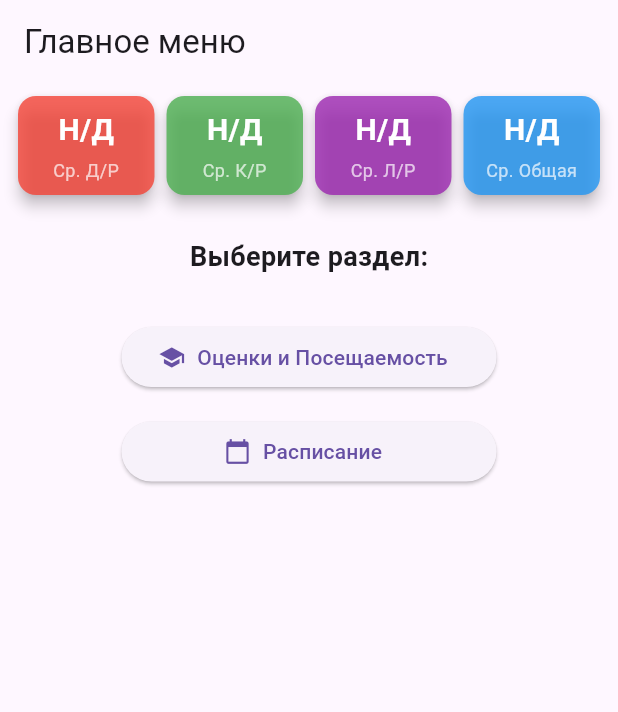
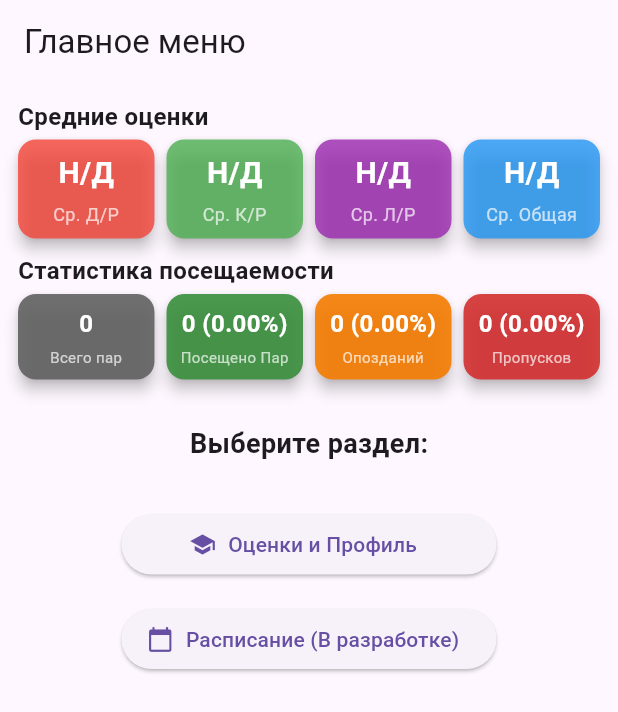
Before and after one commit to R0ma4/RomaITTop, a Flutter app: the MainMenuScreen screen opened directly with empty values, on a phone screen of 412 x 824 dp. Shown: the top 712 px of the screen. Run offline on Flutter 3.47's test engine with Material 3 defaults, Android fonts, the phone set to English and light mode, and no system bars; our stand-ins replace shared_preferences; accounts and stored records are empty; network calls fail.

Commit message:
(Flutter посещаемость в menu) - 9

```diff
--- a/Flutter/journal_mobile/lib/screens/menu_screen.dart
+++ b/Flutter/journal_mobile/lib/screens/menu_screen.dart
@@ -14,6 +14,7 @@ class MainMenuScreen extends StatefulWidget {
 
 class _MainMenuScreenState extends State<MainMenuScreen> {
   final ApiService _apiService = ApiService();
+  // Загружаем оценки один раз
   late Future<List<Mark>> _marksFuture;
 
   @override
@@ -22,6 +23,7 @@ class _MainMenuScreenState extends State<MainMenuScreen> {
     _marksFuture = _apiService.getMarks(widget.token);
   }
 
+  // === 1. ЛОГИКА ВЫЧИСЛЕНИЯ СРЕДНИХ ОЦЕНОК ===
   Map<String, double> _calculateAverages(List<Mark> marks) {
     double totalHomeWorkMarks = 0;
     int homeWorkCount = 0;
@@ -65,7 +67,43 @@ class _MainMenuScreenState extends State<MainMenuScreen> {
     };
   }
 
-  Widget _buildAverageCard(String title, double average, Color color) {
+  // === 2. ЛОГИКА ВЫЧИСЛЕНИЯ СТАТИСТИКИ ПОСЕЩАЕМОСТИ ===
+  Map<String, double> _calculateAttendance(List<Mark> marks) {
+    if (marks.isEmpty) {
+      return {'total': 0, 'attended': 0, 'late': 0, 'missed': 0, 'attended_percent': 0.0, 'late_percent': 0.0, 'missed_percent': 0.0};
+    }
+
+    final int totalLessons = marks.length;
+    int attendedCount = 0;  // statusWas 1 (был) или 2 (опоздал)
+    int lateCount = 0;      // statusWas 2 (опоздал)
+    int missedCount = 0;    // statusWas 0 (не был)
+
+    for (var mark in marks) {
+      if (mark.statusWas == 1) {
+        attendedCount++;
+      } else if (mark.statusWas == 2) {
+        attendedCount++;
+        lateCount++;
+      } else if (mark.statusWas == 0) {
+        missedCount++;
+      }
+    }
+
+    return {
+      'total': totalLessons.toDouble(),
+      'attended': attendedCount.toDouble(),
+      'attended_percent': (attendedCount / totalLessons) * 100,
+      'late': lateCount.toDouble(),
+      'late_percent': (lateCount / totalLessons) * 100,
+      'missed': missedCount.toDouble(),
+      'missed_percent': (missedCount / totalLessons) * 100,
+    };
+  }
+
+  // === 3. ВИДЖЕТЫ КАРТОЧЕК ===
+
+  // Вспомогательный виджет для отображения карточки СРЕДНЕЙ оценки
+  Widget _buildMarkAverageCard(String title, double average, Color color) {
     final averageString = average == 0.0 ? 'Н/Д' : average.toStringAsFixed(2);
 
     return Expanded(
@@ -101,6 +139,55 @@ class _MainMenuScreenState extends State<MainMenuScreen> {
     );
   }
 
+  // Новый вспомогательный виджет для отображения статистики ПОСЕЩАЕМОСТИ
+  Widget _buildAttendanceStatCard(String title, double count, double percentage, Color color) {
+    final countString = count.toInt().toString();
+    final percentString = percentage.toStringAsFixed(2);
+
+    String mainText;
+
+    if (title == 'Всего пар') {
+      mainText = countString;
+    } else {
+      // Формат: "741 (97.12%)"
+      mainText = '$countString (${percentString}%)';
+    }
+
+    return Expanded(
+      child: Card(
+        color: color.withOpacity(0.9),
+        elevation: 4,
+        margin: const EdgeInsets.symmetric(horizontal: 4.0),
+        child: Padding(
+          padding: const EdgeInsets.all(8.0),
+          child: Column(
+            mainAxisAlignment: MainAxisAlignment.center,
+            children: [
+              Text(
+                mainText,
+                textAlign: TextAlign.center,
+                style: const TextStyle(
+                  fontSize: 16, // Немного меньше, чтобы вместился процент
+                  fontWeight: FontWeight.bold,
+                  color: Colors.white
+                ),
+              ),
+              const SizedBox(height: 4),
+              Text(
+                title,
+                textAlign: TextAlign.center,
+                style: const TextStyle(
+                  fontSize: 10, // Меньше шрифт для заголовка
+                  color: Colors.white70
+                ),
+              ),
+            ],
+          ),
+        ),
+      ),
+    );
+  }
+
   @override
   Widget build(BuildContext context) {
     return Scaffold(
@@ -115,21 +202,62 @@ class _MainMenuScreenState extends State<MainMenuScreen> {
           }
 
           Map<String, double> averages = {};
-          if (snapshot.hasData) {
-            averages = _calculateAverages(snapshot.data!);
+          Map<String, double> attendance = {};
+
+          if (snapshot.hasData && snapshot.data!.isNotEmpty) {
+            final marks = snapshot.data!;
+            averages = _calculateAverages(marks);
+            attendance = _calculateAttendance(marks);
           }
 
           return SingleChildScrollView(
             child: Column(
+              crossAxisAlignment: CrossAxisAlignment.start,
               children: [
+                // ЗАГОЛОВОК ДЛЯ ОЦЕНОК
+                 const Padding(
+                  padding: EdgeInsets.only(top: 10.0, bottom: 4.0, left: 12.0, right: 12.0),
+                  child: Text(
+                    'Средние оценки',
+                    style: TextStyle(fontSize: 16, fontWeight: FontWeight.bold),
+                  ),
+                ),
+
+                // 1. Карточки средних оценок
                 Padding(
-                  padding: const EdgeInsets.all(8.0),
+                  padding: const EdgeInsets.symmetric(horizontal: 8.0),
                   child: Row(
                     children: [
-                      _buildAverageCard('Ср. Д/Р', averages['home'] ?? 0.0, Colors.red),
-                      _buildAverageCard('Ср. К/Р', averages['control'] ?? 0.0, Colors.green),
-                      _buildAverageCard('Ср. Л/Р', averages['lab'] ?? 0.0, Colors.purple),
-                      _buildAverageCard('Ср. Общая', averages['overall'] ?? 0.0, Colors.blue),
+                      _buildMarkAverageCard('Ср. Д/Р', averages['home'] ?? 0.0, Colors.red),
+                      _buildMarkAverageCard('Ср. К/Р', averages['control'] ?? 0.0, Colors.green),
+                      _buildMarkAverageCard('Ср. Л/Р', averages['lab'] ?? 0.0, Colors.purple),
+                      _buildMarkAverageCard('Ср. Общая', averages['overall'] ?? 0.0, Colors.blue),
+                    ],
+                  ),
+                ),
+
+                // ЗАГОЛОВОК ДЛЯ ПОСЕЩАЕМОСТИ
+                const Padding(
+                  padding: EdgeInsets.only(top: 10.0, bottom: 4.0, left: 12.0, right: 12.0),
+                  child: Text(
+                    'Статистика посещаемости',
+                    style: TextStyle(fontSize: 16, fontWeight: FontWeight.bold),
+                  ),
+                ),
+
+                // 2. Карточки посещаемости
+                Padding(
+                  padding: const EdgeInsets.symmetric(horizontal: 8.0),
+                  child: Row(
+                    children: [
+                      // Всего пар (без процента)
+                      _buildAttendanceStatCard('Всего пар', attendance['total'] ?? 0.0, 0.0, Colors.grey.shade700),
+                      // Посещено
+                      _buildAttendanceStatCard('Посещено Пар', attendance['attended'] ?? 0.0, attendance['attended_percent'] ?? 0.0, Colors.green.shade700),
+                      // Опозданий
+                      _buildAttendanceStatCard('Опозданий', attendance['late'] ?? 0.0, attendance['late_percent'] ?? 0.0, Colors.orange.shade700),
+                      // Пропусков
+                      _buildAttendanceStatCard('Пропусков', attendance['missed'] ?? 0.0, attendance['missed_percent'] ?? 0.0, Colors.red.shade700),
                     ],
                   ),
                 ),
@@ -139,7 +267,7 @@ class _MainMenuScreenState extends State<MainMenuScreen> {
                   child: Column(
                     mainAxisAlignment: MainAxisAlignment.center,
                     children: [
-                      const SizedBox(height: 20),
+                      const SizedBox(height: 30),
                       const Text(
                         'Выберите раздел:',
                         style: TextStyle(fontSize: 18, fontWeight: FontWeight.bold),
@@ -149,7 +277,7 @@ class _MainMenuScreenState extends State<MainMenuScreen> {
                         width: 250,
                         child: ElevatedButton.icon(
                           icon: const Icon(Icons.school),
-                          label: const Text('Оценки и Посещаемость'),
+                          label: const Text('Оценки и Профиль'),
                           onPressed: () {
                             Navigator.of(context).push(
                               MaterialPageRoute(
@@ -164,7 +292,7 @@ class _MainMenuScreenState extends State<MainMenuScreen> {
                         width: 250,
                         child: ElevatedButton.icon(
                           icon: const Icon(Icons.calendar_today),
-                          label: const Text('Расписание'),
+                          label: const Text('Расписание (В разработке)'),
                           onPressed: () {
                             Navigator.of(context).push(
                               MaterialPageRoute(
```
